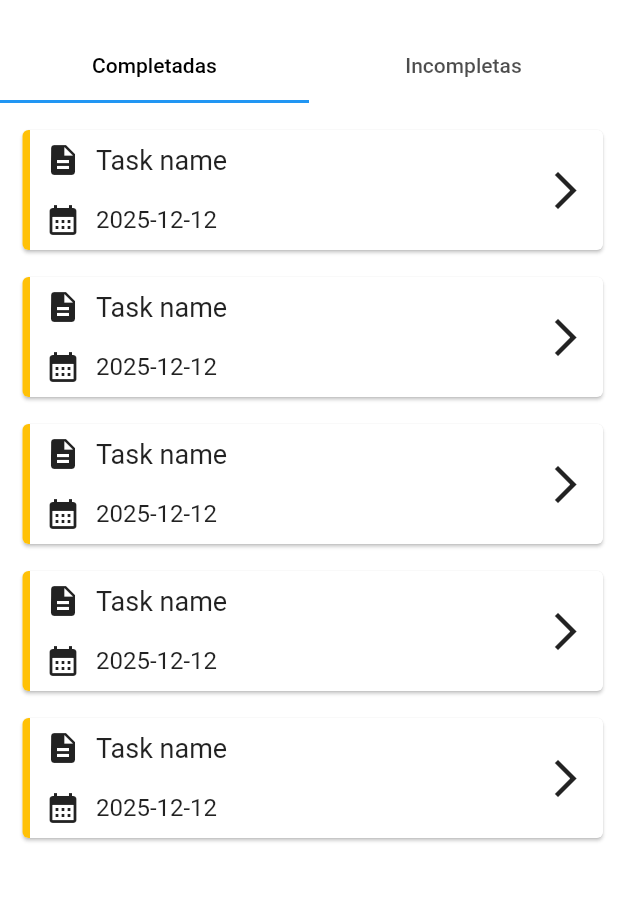
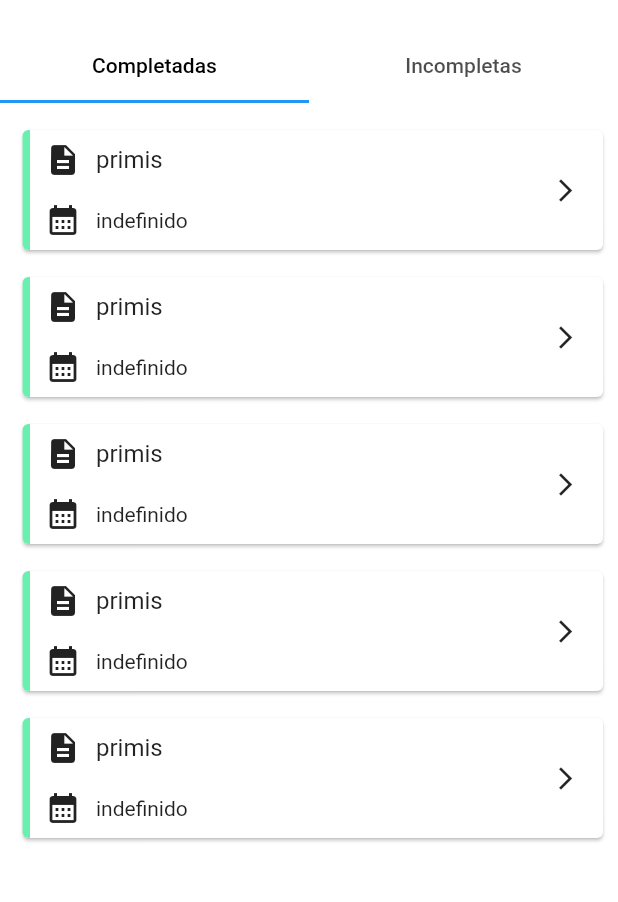
Before and after one commit to CesarOvilla/task_manager, a Flutter app: the screen it shows after launch, on a phone screen of 412 x 824 dp, the part 59-961 px from its top. Run offline on Flutter 3.47's test engine with Material 2 defaults, Android fonts, the phone set to English and light mode, and no system bars; our stand-ins replace get.

Commit message:
modification in cards and texts

```diff
--- a/lib/pages/principal/principal_page.dart
+++ b/lib/pages/principal/principal_page.dart
@@ -36,13 +36,19 @@ class PrincipalPage extends StatelessWidget {
                     ListView.builder(
                       itemCount: 5,
                       itemBuilder: (context, index) {
-                        return CardTask();
+                        return const CardTask(
+                          color: Colors.greenAccent,
+                          taskName: "primis",
+                        );
                       },
                     ),
                     ListView.builder(
                       itemCount: 5,
                       itemBuilder: (context, index) {
-                        return CardTask();
+                        return const CardTask(
+                          color: Colors.yellowAccent,
+                          taskName: "segundis",
+                        );
                       },
                     ),
                   ],
--- a/lib/widgets/appbar_custom.dart
+++ b/lib/widgets/appbar_custom.dart
@@ -1,4 +1,5 @@
 import 'package:flutter/material.dart';
+import 'package:task_manager/widgets/text_custom.dart';
 
 class AppBarCustom extends StatelessWidget implements PreferredSizeWidget {
   const AppBarCustom({
@@ -11,9 +12,9 @@ class AppBarCustom extends StatelessWidget implements PreferredSizeWidget {
   @override
   Widget build(BuildContext context) {
     return AppBar(
-      title: Text(
+      title: TextCustom(
         title,
-        style: const TextStyle(color: Colors.black),
+        colorFont: Colors.black,
       ),
       elevation: 0,
       backgroundColor: Colors.white,
--- a/lib/widgets/card_task.dart
+++ b/lib/widgets/card_task.dart
@@ -1,9 +1,18 @@
 import 'package:flutter/material.dart';
+import 'package:task_manager/widgets/icon_text.dart';
+import 'package:task_manager/widgets/text_custom.dart';
 
 class CardTask extends StatelessWidget {
   const CardTask({
     Key? key,
+    this.date,
+    required this.color,
+    required this.taskName,
   }) : super(key: key);
+
+  final Color color;
+  final String taskName;
+  final String? date;
 
   @override
   Widget build(BuildContext context) {
@@ -22,12 +31,12 @@ class CardTask extends StatelessWidget {
             children: [
               Container(
                 width: 5,
-                decoration: const BoxDecoration(
-                  borderRadius: BorderRadius.only(
+                decoration: BoxDecoration(
+                  borderRadius: const BorderRadius.only(
                     topLeft: Radius.circular(4),
                     bottomLeft: Radius.circular(4),
                   ),
-                  color: Colors.amber,
+                  color: color,
                 ),
               ),
               Padding(
@@ -36,29 +45,19 @@ class CardTask extends StatelessWidget {
                   mainAxisAlignment: MainAxisAlignment.spaceAround,
                   crossAxisAlignment: CrossAxisAlignment.start,
                   children: [
-                    Row(
-                      children: const [
-                        Icon(Icons.description),
-                        Padding(
-                          padding: EdgeInsets.only(left: 10),
-                          child: Text(
-                            "Task name",
-                            style: TextStyle(fontSize: 18),
-                          ),
-                        ),
-                      ],
+                    IconText(
+                      icon: Icons.description,
+                      text: TextCustom(
+                        taskName,
+                        fontSize: 16,
+                      ),
                     ),
-                    Row(
-                      children: const [
-                        Icon(Icons.calendar_month),
-                        Padding(
-                          padding: EdgeInsets.only(left: 10),
-                          child: Text(
-                            "2025-12-12",
-                            style: TextStyle(fontSize: 16),
-                          ),
-                        ),
-                      ],
+                    IconText(
+                      icon: Icons.calendar_month,
+                      text: TextCustom(
+                        date ?? 'indefinido',
+                        fontSize: 14,
+                      ),
                     ),
                   ],
                 ),
@@ -69,7 +68,7 @@ class CardTask extends StatelessWidget {
                 alignment: Alignment.center,
                 child: const Icon(
                   Icons.arrow_forward_ios,
-                  size: 30,
+                  size: 18,
                 ),
               ),
             ],
--- /dev/null
+++ b/lib/widgets/icon_text.dart
@@ -0,0 +1,23 @@
+import 'package:flutter/material.dart';
+import 'package:task_manager/widgets/text_custom.dart';
+
+class IconText extends StatelessWidget {
+  const IconText({Key? key, required this.icon, required this.text})
+      : super(key: key);
+
+  final IconData icon;
+  final TextCustom text;
+
+  @override
+  Widget build(BuildContext context) {
+    return Row(
+      children: [
+        Icon(icon),
+        Padding(
+          padding: const EdgeInsets.only(left: 10),
+          child: text,
+        ),
+      ],
+    );
+  }
+}
--- /dev/null
+++ b/lib/widgets/text_custom.dart
@@ -0,0 +1,28 @@
+import 'package:flutter/material.dart';
+
+class TextCustom extends StatelessWidget {
+  const TextCustom(
+    this.text, {
+    Key? key,
+    this.colorFont,
+    this.fontSize,
+    this.fontWeight,
+  }) : super(key: key);
+
+  final String text;
+  final Color? colorFont;
+  final double? fontSize;
+  final FontWeight? fontWeight;
+
+  @override
+  Widget build(BuildContext context) {
+    return Text(
+      text,
+      style: TextStyle(
+        color: colorFont,
+        fontWeight: fontWeight,
+        fontSize: fontSize,
+      ),
+    );
+  }
+}
```
